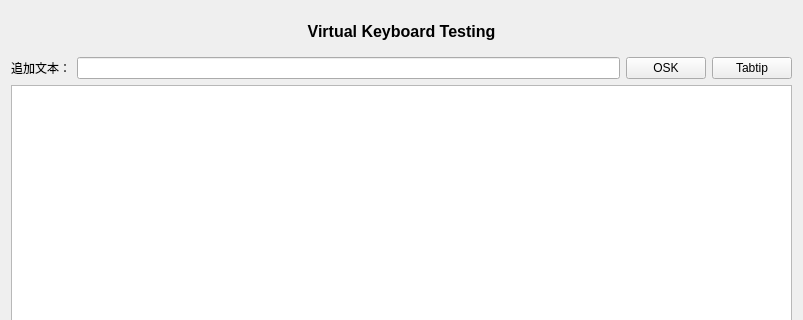
This is QtGuiApplicationTest/QtGuiApplicationTest/MiscellaneousQVirtualKeyboard.ui in xautshuanglong/QtLearningRepository as Qt 5 draws it before an edit; both pictures show x 0 to 803 and y 0 to 320 of the 803 by 711 pixel window. The edited form follows.
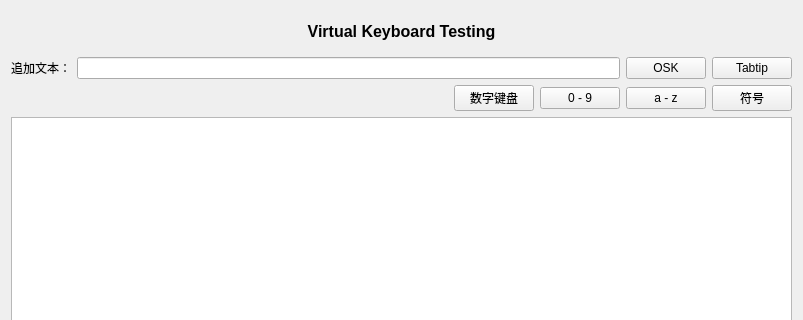
This is the edited form. Custom widgets are drawn as their Qt base class.

Commit message: 模拟发送键盘事件

Patch:
```diff
--- a/QtGuiApplicationTest/QtGuiApplicationTest/MiscellaneousQVirtualKeyboard.ui
+++ b/QtGuiApplicationTest/QtGuiApplicationTest/MiscellaneousQVirtualKeyboard.ui
@@ -75,6 +75,54 @@
      </item>
     </layout>
    </item>
+   <item>
+    <layout class="QHBoxLayout" name="horizontalLayout_4">
+     <property name="topMargin">
+      <number>0</number>
+     </property>
+     <item>
+      <spacer name="horizontalSpacer">
+       <property name="orientation">
+        <enum>Qt::Horizontal</enum>
+       </property>
+       <property name="sizeHint" stdset="0">
+        <size>
+         <width>40</width>
+         <height>20</height>
+        </size>
+       </property>
+      </spacer>
+     </item>
+     <item>
+      <widget class="QPushButton" name="btnNumLock">
+       <property name="text">
+        <string>数字键盘</string>
+       </property>
+      </widget>
+     </item>
+     <item>
+      <widget class="QPushButton" name="btnNumbers">
+       <property name="text">
+        <string>0 - 9</string>
+       </property>
+      </widget>
+     </item>
+     <item>
+      <widget class="QPushButton" name="btnLetters">
+       <property name="text">
+        <string>a - z</string>
+       </property>
+      </widget>
+     </item>
+     <item>
+      <widget class="QPushButton" name="btnSymbols">
+       <property name="text">
+        <string>符号</string>
+       </property>
+      </widget>
+     </item>
+    </layout>
+   </item>
    <item>
     <layout class="QHBoxLayout" name="horizontalLayout">
      <item>
```
The commit also changes 2 other files.
